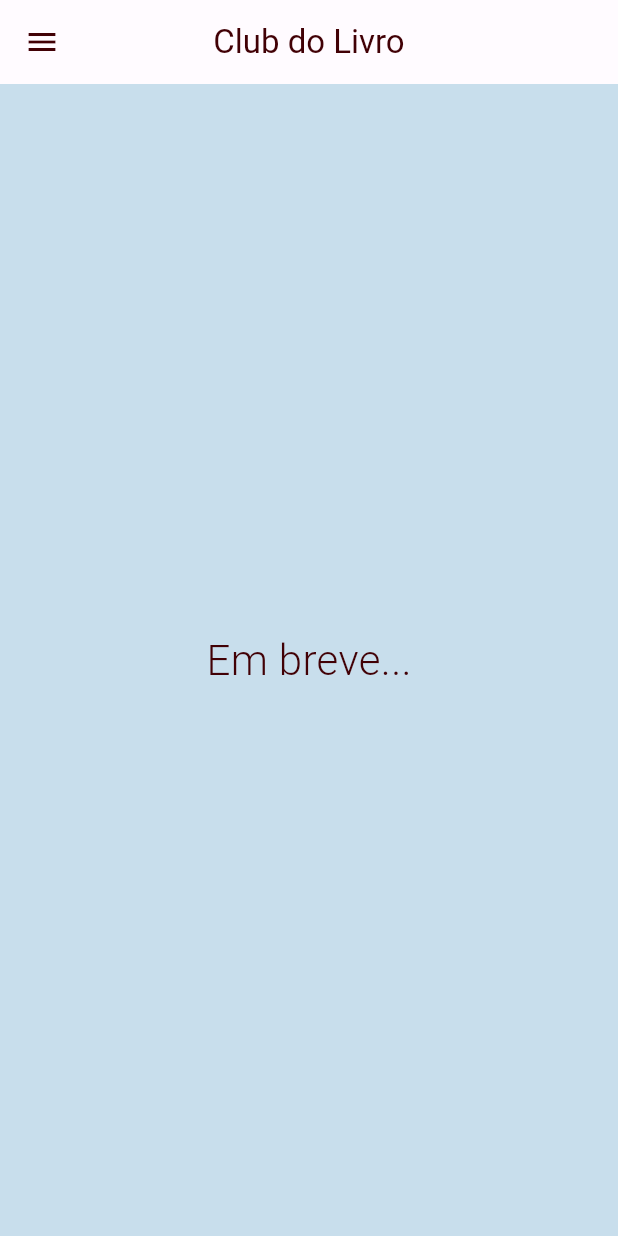
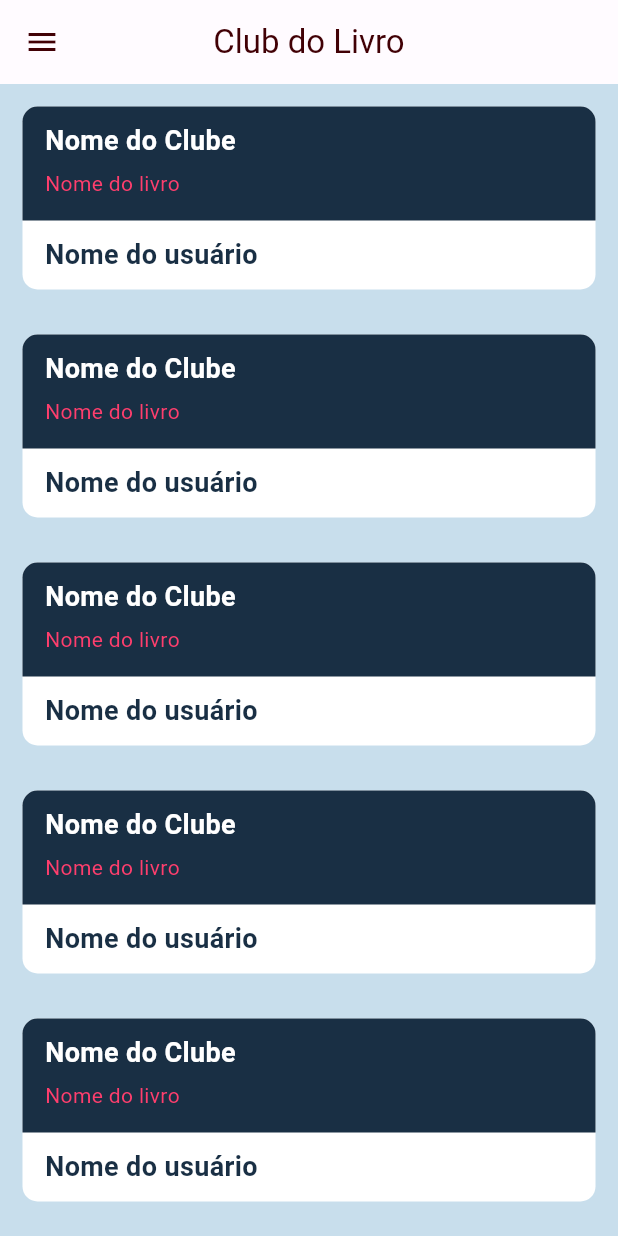
Before and after one commit to CaioCesarLima/igrejoteca-app, a Flutter app: the ClubsPage screen opened by its route, on a phone screen of 412 x 824 dp. Run offline on Flutter 3.47's test engine with Material 2 defaults, Android fonts, the light colour scheme and no system bars; our stand-ins replace bloc, firebase_core, firebase_messaging, flutter_bloc, flutter_local_notifications, flutter_secure_storage and 6 more; accounts and stored records are empty.

Commit message:
initialize of club feature

```diff
--- a/lib/modules/clubs/UI/pages/clubs_page.dart
+++ b/lib/modules/clubs/UI/pages/clubs_page.dart
@@ -1,5 +1,6 @@
 import 'package:flutter/material.dart';
 import 'package:igrejoteca_app/core/theme/colors.dart';
+import 'package:igrejoteca_app/modules/clubs/UI/pages/club_page.dart';
 import 'package:igrejoteca_app/shared/Widgets/custom_drawer.dart';
 
 class ClubsPage extends StatefulWidget {
@@ -19,15 +20,84 @@ class _ClubsPageState extends State<ClubsPage> {
         title: const Text("Club do Livro"),
       ),
       drawer: const CustomDrawer(),
-      body: const Center(
-        child: Text(
-          "Em breve...",
-          style: TextStyle(
-            fontSize: 28,
-            fontWeight: FontWeight.w300
-          ),
+      body: ListView.builder(
+        itemCount: 10,
+        itemBuilder: (context, index) => GestureDetector(
+          onTap: (() {
+            Navigator.pushNamed(context, ClubPage.route);
+          }),
+          child: const ClubCard(),
         ),
       ),
     );
   }
 }
+
+class ClubCard extends StatelessWidget {
+  const ClubCard({
+    super.key,
+  });
+
+  @override
+  Widget build(BuildContext context) {
+    return Container(
+      margin: const EdgeInsets.all(15),
+      // width: double.infinity,
+      decoration: const BoxDecoration(
+        color: Colors.white,
+        borderRadius: BorderRadius.all(
+          Radius.circular(10),
+        ),
+      ),
+      child: Column(
+        mainAxisSize: MainAxisSize.min,
+        crossAxisAlignment: CrossAxisAlignment.start,
+        children: [
+          Container(
+            decoration: const BoxDecoration(
+              color: AppColors.accentColor,
+              borderRadius: BorderRadius.vertical(
+                top: Radius.circular(10),
+              ),
+            ),
+            child: const Column(
+              crossAxisAlignment: CrossAxisAlignment.stretch,
+              children: [
+                Padding(
+                  padding: EdgeInsets.only(top: 10, left: 15),
+                  child: Text(
+                    "Nome do Clube",
+                    style: TextStyle(
+                        color: Colors.white,
+                        fontSize: 18,
+                        fontWeight: FontWeight.bold),
+                  ),
+                ),
+                Padding(
+                  padding: EdgeInsets.only(top: 5, left: 15, bottom: 15),
+                  child: Text(
+                    "Nome do livro",
+                    style: TextStyle(
+                        color: AppColors.primaryColor,
+                        fontSize: 14,
+                        fontWeight: FontWeight.w400),
+                  ),
+                ),
+              ],
+            ),
+          ),
+          const Padding(
+            padding: EdgeInsets.only(top: 10, left: 15, bottom: 10),
+            child: Text(
+              "Nome do usuário",
+              style: TextStyle(
+                  color: AppColors.accentColor,
+                  fontSize: 18,
+                  fontWeight: FontWeight.bold),
+            ),
+          ),
+        ],
+      ),
+    );
+  }
+}
--- a/lib/modules/clubs/routes/clubs_routes.dart
+++ b/lib/modules/clubs/routes/clubs_routes.dart
@@ -1,11 +1,14 @@
 
 import 'package:flutter/material.dart';
+import 'package:igrejoteca_app/modules/clubs/UI/pages/club_page.dart';
 import 'package:igrejoteca_app/modules/clubs/UI/pages/clubs_page.dart';
 
 class ClubsRoutes {
   static const String clubs = ClubsPage.route;
+  static const String club = ClubPage.route;
 
   static final Map<String, WidgetBuilder> routes = {
     clubs: (context) => const ClubsPage(),
+    club: (context) => const ClubPage(),
   };
 }
```
Also changed, not shown: lib/modules/clubs/UI/pages/club_page.dart (added, +102 -0 lines).
